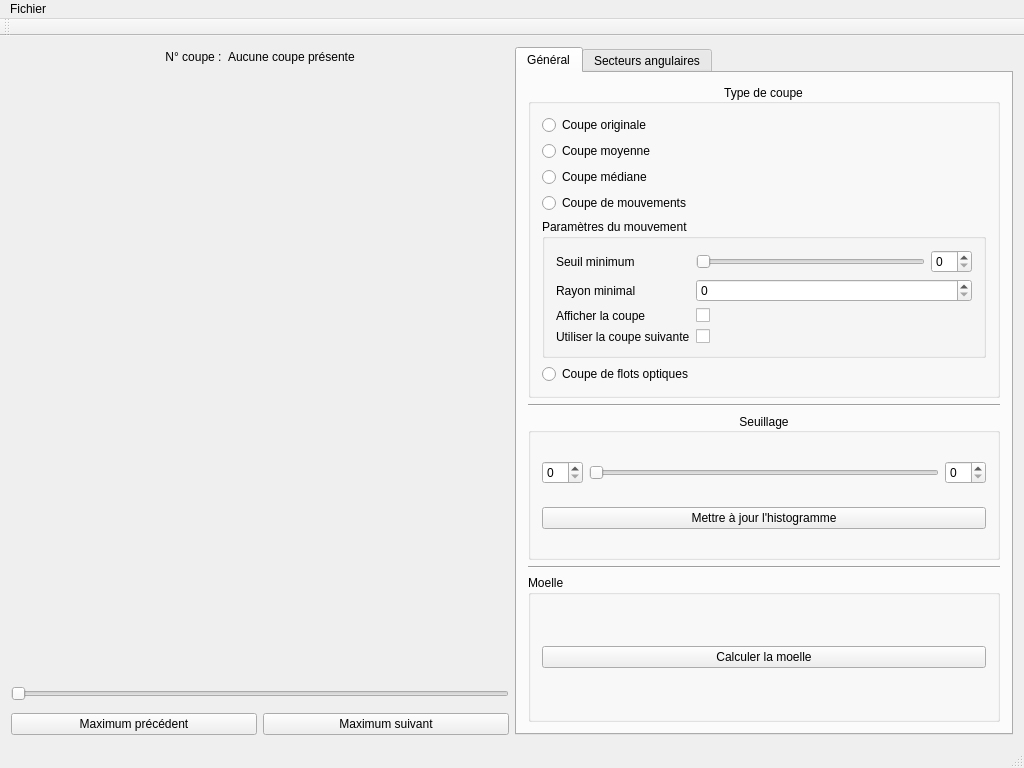
First picture: the form in ui/mainwindow.ui, repository akrah/TKDetection, before the edit.
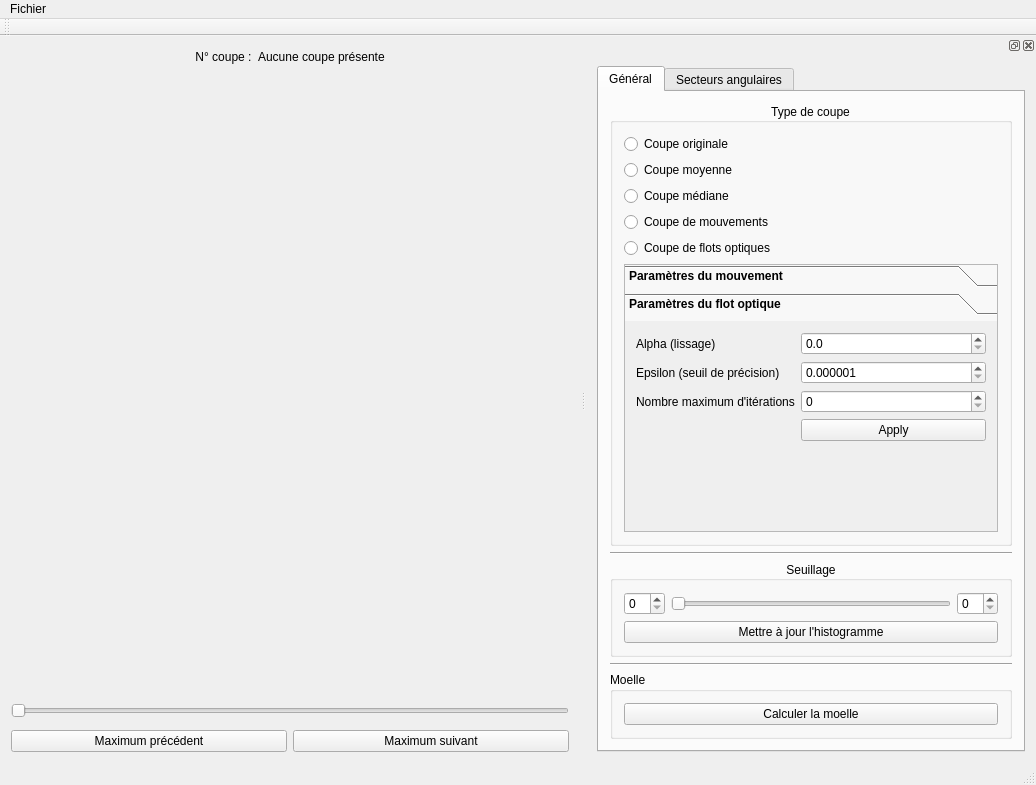
Second picture: the form after the edit. The open tabs and pages were chosen to show the change. Custom widgets are drawn as their Qt base class.

Commit message: Correction du bug graphique du flot optique Ajout de la paramétrisation du flot optique

Patch:
```diff
--- a/ui/mainwindow.ui
+++ b/ui/mainwindow.ui
@@ -6,8 +6,8 @@
    <rect>
     <x>0</x>
     <y>0</y>
-    <width>1024</width>
-    <height>768</height>
+    <width>1036</width>
+    <height>785</height>
    </rect>
   </property>
   <property name="windowTitle">
@@ -17,9 +17,7 @@
    <set>QMainWindow::AllowTabbedDocks|QMainWindow::AnimatedDocks</set>
   </property>
   <widget class="QWidget" name="centralWidget">
-   <layout class="QHBoxLayout" name="horizontalLayout">
-    <item>
-     <layout class="QVBoxLayout" name="_verticalLayoutLeft">
+   <layout class="QVBoxLayout" name="verticalLayout_5">
       <item>
        <layout class="QHBoxLayout" name="horizontalLayout_3">
         <property name="topMargin">
@@ -75,7 +73,7 @@
       </item>
       <item>
        <layout class="QHBoxLayout" name="horizontalLayout_7">
-        <property name="bottomMargin">
+      <property name="spacing">
          <number>0</number>
         </property>
         <item>
@@ -119,8 +117,8 @@
             <rect>
              <x>0</x>
              <y>0</y>
-             <width>162</width>
-             <height>290</height>
+           <width>189</width>
+           <height>300</height>
             </rect>
            </property>
            <layout class="QHBoxLayout" name="horizontalLayout_8">
@@ -177,6 +175,9 @@
       </item>
       <item>
        <layout class="QHBoxLayout" name="horizontalLayout_4">
+      <property name="spacing">
+       <number>6</number>
+      </property>
         <property name="bottomMargin">
          <number>0</number>
         </property>
@@ -197,8 +198,52 @@
        </layout>
       </item>
      </layout>
-    </item>
-    <item>
+  </widget>
+  <widget class="QMenuBar" name="menuBar">
+   <property name="geometry">
+    <rect>
+     <x>0</x>
+     <y>0</y>
+     <width>1036</width>
+     <height>25</height>
+    </rect>
+   </property>
+   <widget class="QMenu" name="menuFichier">
+    <property name="title">
+     <string>Fichier</string>
+    </property>
+    <addaction name="_actionOpenDicom"/>
+    <addaction name="_actionCloseImage"/>
+    <addaction name="separator"/>
+    <addaction name="_actionQuit"/>
+   </widget>
+   <addaction name="menuFichier"/>
+  </widget>
+  <widget class="QToolBar" name="mainToolBar">
+   <attribute name="toolBarArea">
+    <enum>TopToolBarArea</enum>
+   </attribute>
+   <attribute name="toolBarBreak">
+    <bool>false</bool>
+   </attribute>
+  </widget>
+  <widget class="QStatusBar" name="statusBar"/>
+  <widget class="QDockWidget" name="dockWidget_2">
+   <property name="minimumSize">
+    <size>
+     <width>450</width>
+     <height>601</height>
+    </size>
+   </property>
+   <property name="floating">
+    <bool>false</bool>
+   </property>
+   <attribute name="dockWidgetArea">
+    <number>2</number>
+   </attribute>
+   <widget class="QWidget" name="dockWidgetContents_2">
+    <layout class="QGridLayout" name="gridLayout">
+     <item row="0" column="0">
      <widget class="QTabWidget" name="_tabs">
       <property name="currentIndex">
        <number>0</number>
@@ -246,27 +291,48 @@
             </widget>
            </item>
            <item>
-            <widget class="QGroupBox" name="groupBox_8">
-             <property name="title">
+             <widget class="QRadioButton" name="_radioFlowSlice">
+              <property name="text">
+               <string>Coupe de flots optiques</string>
+              </property>
+             </widget>
+            </item>
+            <item>
+             <widget class="QToolBox" name="_toolboxSliceParameters">
+              <property name="font">
+               <font>
+                <weight>75</weight>
+                <bold>true</bold>
+               </font>
+              </property>
+              <property name="frameShape">
+               <enum>QFrame::StyledPanel</enum>
+              </property>
+              <widget class="QWidget" name="_pageMotionParameters">
+               <property name="geometry">
+                <rect>
+                 <x>0</x>
+                 <y>0</y>
+                 <width>382</width>
+                 <height>198</height>
+                </rect>
+               </property>
+               <attribute name="label">
               <string>Paramètres du mouvement</string>
-             </property>
-             <layout class="QFormLayout" name="formLayout_5">
-              <property name="fieldGrowthPolicy">
-               <enum>QFormLayout::AllNonFixedFieldsGrow</enum>
-              </property>
-              <item row="0" column="0">
-               <widget class="QLabel" name="label_9">
-                <property name="text">
-                 <string>Seuil minimum</string>
-                </property>
-               </widget>
-              </item>
+               </attribute>
+               <layout class="QFormLayout" name="formLayout_7">
               <item row="0" column="1">
                <layout class="QHBoxLayout" name="horizontalLayout_9">
                 <item>
                  <widget class="QSlider" name="_sliderMotionThreshold">
+                    <property name="font">
+                     <font>
+                      <weight>50</weight>
+                      <bold>false</bold>
+                     </font>
+                    </property>
                   <property name="maximum">
-                   <number>30</number>
+                     <number>50</number>
                   </property>
                   <property name="orientation">
                    <enum>Qt::Horizontal</enum>
@@ -275,29 +341,53 @@
                 </item>
                 <item>
                  <widget class="QSpinBox" name="_spinMotionThreshold">
+                    <property name="font">
+                     <font>
+                      <weight>50</weight>
+                      <bold>false</bold>
+                     </font>
+                    </property>
                   <property name="maximum">
-                   <number>30</number>
+                     <number>50</number>
                   </property>
                  </widget>
                 </item>
                </layout>
               </item>
+                <item row="0" column="0">
+                 <widget class="QLabel" name="label_9">
+                  <property name="font">
+                   <font>
+                    <weight>50</weight>
+                    <bold>false</bold>
+                   </font>
+                  </property>
+                  <property name="text">
+                   <string>Seuil minimum</string>
+                  </property>
+                 </widget>
+                </item>
               <item row="2" column="0">
                <widget class="QLabel" name="label_11">
+                  <property name="font">
+                   <font>
+                    <weight>50</weight>
+                    <bold>false</bold>
+                   </font>
+                  </property>
                 <property name="text">
                  <string>Rayon minimal</string>
                 </property>
                </widget>
               </item>
-              <item row="2" column="1">
-               <widget class="QSpinBox" name="_spinMovementMinimumRadius">
-                <property name="maximum">
-                 <number>5</number>
-                </property>
-               </widget>
-              </item>
               <item row="3" column="0">
                <widget class="QLabel" name="label_10">
+                  <property name="font">
+                   <font>
+                    <weight>50</weight>
+                    <bold>false</bold>
+                   </font>
+                  </property>
                 <property name="text">
                  <string>Afficher la coupe</string>
                 </property>
@@ -305,6 +395,12 @@
               </item>
               <item row="3" column="1">
                <widget class="QCheckBox" name="_checkDrawMotionWithBackground">
+                  <property name="font">
+                   <font>
+                    <weight>50</weight>
+                    <bold>false</bold>
+                   </font>
+                  </property>
                 <property name="text">
                  <string/>
                 </property>
@@ -312,6 +408,12 @@
               </item>
               <item row="4" column="0">
                <widget class="QLabel" name="label_12">
+                  <property name="font">
+                   <font>
+                    <weight>50</weight>
+                    <bold>false</bold>
+                   </font>
+                  </property>
                 <property name="text">
                  <string>Utiliser la coupe suivante</string>
                 </property>
@@ -319,19 +421,185 @@
               </item>
               <item row="4" column="1">
                <widget class="QCheckBox" name="_checkUseNextSlice">
+                  <property name="font">
+                   <font>
+                    <weight>50</weight>
+                    <bold>false</bold>
+                   </font>
+                  </property>
                 <property name="text">
                  <string/>
                 </property>
                </widget>
               </item>
-             </layout>
+                <item row="2" column="1">
+                 <layout class="QHBoxLayout" name="horizontalLayout_10">
+                  <property name="bottomMargin">
+                   <number>0</number>
+                  </property>
+                  <item>
+                   <widget class="QSlider" name="_sliderMovementMinimumRadius">
+                    <property name="maximum">
+                     <number>10</number>
+                    </property>
+                    <property name="pageStep">
+                     <number>5</number>
+                    </property>
+                    <property name="orientation">
+                     <enum>Qt::Horizontal</enum>
+                    </property>
             </widget>
            </item>
            <item>
-            <widget class="QRadioButton" name="_radioFlowSlice">
+                   <widget class="QSpinBox" name="_spinMovementMinimumRadius">
+                    <property name="font">
+                     <font>
+                      <weight>50</weight>
+                      <bold>false</bold>
+                     </font>
+                    </property>
+                    <property name="maximum">
+                     <number>10</number>
+                    </property>
+                   </widget>
+                  </item>
+                 </layout>
+                </item>
+               </layout>
+              </widget>
+              <widget class="QWidget" name="_pageFlowParameters">
+               <property name="geometry">
+                <rect>
+                 <x>0</x>
+                 <y>0</y>
+                 <width>322</width>
+                 <height>144</height>
+                </rect>
+               </property>
+               <attribute name="label">
+                <string>Paramètres du flot optique</string>
+               </attribute>
+               <layout class="QFormLayout" name="formLayout_5">
+                <item row="0" column="0">
+                 <widget class="QLabel" name="label_13">
+                  <property name="font">
+                   <font>
+                    <weight>50</weight>
+                    <bold>false</bold>
+                   </font>
+                  </property>
              <property name="text">
-              <string>Coupe de flots optiques</string>
-             </property>
+                   <string>Alpha (lissage)</string>
+                  </property>
+                 </widget>
+                </item>
+                <item row="0" column="1">
+                 <widget class="QDoubleSpinBox" name="_spinFlowAlpha">
+                  <property name="font">
+                   <font>
+                    <weight>50</weight>
+                    <bold>false</bold>
+                   </font>
+                  </property>
+                  <property name="decimals">
+                   <number>1</number>
+                  </property>
+                  <property name="minimum">
+                   <double>0.000000000000000</double>
+                  </property>
+                  <property name="maximum">
+                   <double>1000.000000000000000</double>
+                  </property>
+                  <property name="singleStep">
+                   <double>0.500000000000000</double>
+                  </property>
+                 </widget>
+                </item>
+                <item row="1" column="0">
+                 <widget class="QLabel" name="label_14">
+                  <property name="font">
+                   <font>
+                    <weight>50</weight>
+                    <bold>false</bold>
+                   </font>
+                  </property>
+                  <property name="text">
+                   <string>Epsilon (seuil de précision)</string>
+                  </property>
+                 </widget>
+                </item>
+                <item row="1" column="1">
+                 <widget class="QDoubleSpinBox" name="_spinFlowEpsilon">
+                  <property name="font">
+                   <font>
+                    <weight>50</weight>
+                    <bold>false</bold>
+                   </font>
+                  </property>
+                  <property name="decimals">
+                   <number>6</number>
+                  </property>
+                  <property name="minimum">
+                   <double>0.000001000000000</double>
+                  </property>
+                  <property name="maximum">
+                   <double>0.100000000000000</double>
+                  </property>
+                  <property name="singleStep">
+                   <double>0.000010000000000</double>
+                  </property>
+                 </widget>
+                </item>
+                <item row="2" column="0">
+                 <widget class="QLabel" name="label_15">
+                  <property name="font">
+                   <font>
+                    <weight>50</weight>
+                    <bold>false</bold>
+                   </font>
+                  </property>
+                  <property name="text">
+                   <string>Nombre maximum d'itérations</string>
+                  </property>
+                 </widget>
+                </item>
+                <item row="2" column="1">
+                 <widget class="QSpinBox" name="_spinFlowMaximumIterations">
+                  <property name="font">
+                   <font>
+                    <weight>50</weight>
+                    <bold>false</bold>
+                   </font>
+                  </property>
+                  <property name="maximum">
+                   <number>10000</number>
+                  </property>
+                  <property name="singleStep">
+                   <number>10</number>
+                  </property>
+                 </widget>
+                </item>
+                <item row="3" column="1">
+                 <widget class="QPushButton" name="_buttonFlowApplied">
+                  <property name="sizePolicy">
+                   <sizepolicy hsizetype="Minimum" vsizetype="Fixed">
+                    <horstretch>0</horstretch>
+                    <verstretch>0</verstretch>
+                   </sizepolicy>
+                  </property>
+                  <property name="font">
+                   <font>
+                    <weight>50</weight>
+                    <bold>false</bold>
+                   </font>
+                  </property>
+                  <property name="text">
+                   <string>Apply</string>
+                  </property>
+                 </widget>
+                </item>
+               </layout>
+              </widget>
             </widget>
            </item>
           </layout>
@@ -667,35 +935,7 @@
     </item>
    </layout>
   </widget>
-  <widget class="QMenuBar" name="menuBar">
-   <property name="geometry">
-    <rect>
-     <x>0</x>
-     <y>0</y>
-     <width>1024</width>
-     <height>25</height>
-    </rect>
-   </property>
-   <widget class="QMenu" name="menuFichier">
-    <property name="title">
-     <string>Fichier</string>
-    </property>
-    <addaction name="_actionOpenDicom"/>
-    <addaction name="_actionCloseImage"/>
-    <addaction name="separator"/>
-    <addaction name="_actionQuit"/>
-   </widget>
-   <addaction name="menuFichier"/>
-  </widget>
-  <widget class="QToolBar" name="mainToolBar">
-   <attribute name="toolBarArea">
-    <enum>TopToolBarArea</enum>
-   </attribute>
-   <attribute name="toolBarBreak">
-    <bool>false</bool>
-   </attribute>
-  </widget>
-  <widget class="QStatusBar" name="statusBar"/>
+  </widget>
   <action name="_actionOpenDicom">
    <property name="text">
     <string>Ouvrir une image DICOM</string>
```
Left out of the diff: 16 changed lines with no effect on the pictures. Lines whose indentation alone changed are shown as unchanged. The commit also changes 9 other files.
